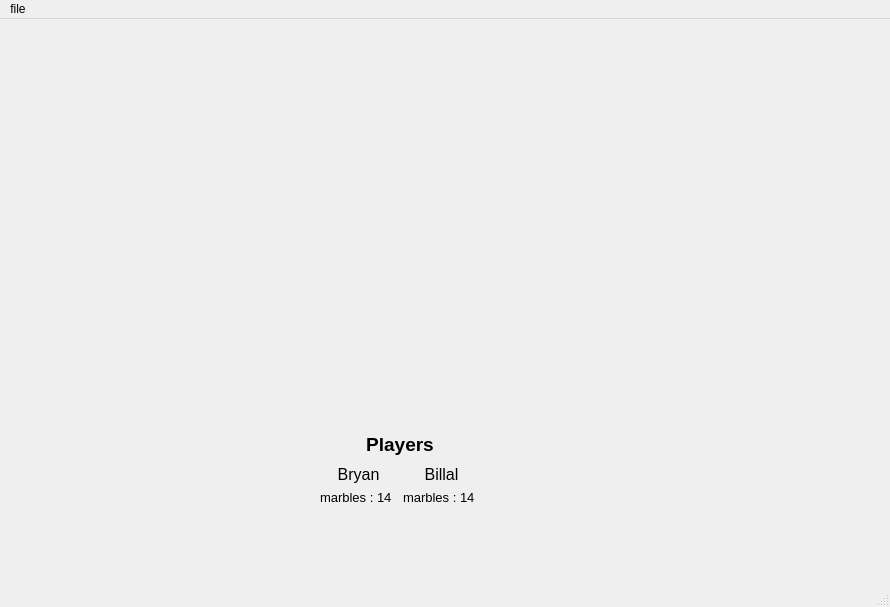
Before: the Qt Designer form Abalone/src/gui/mainwindow.ui in Bryan-Gregoire/Abalone, drawn with Qt 5.
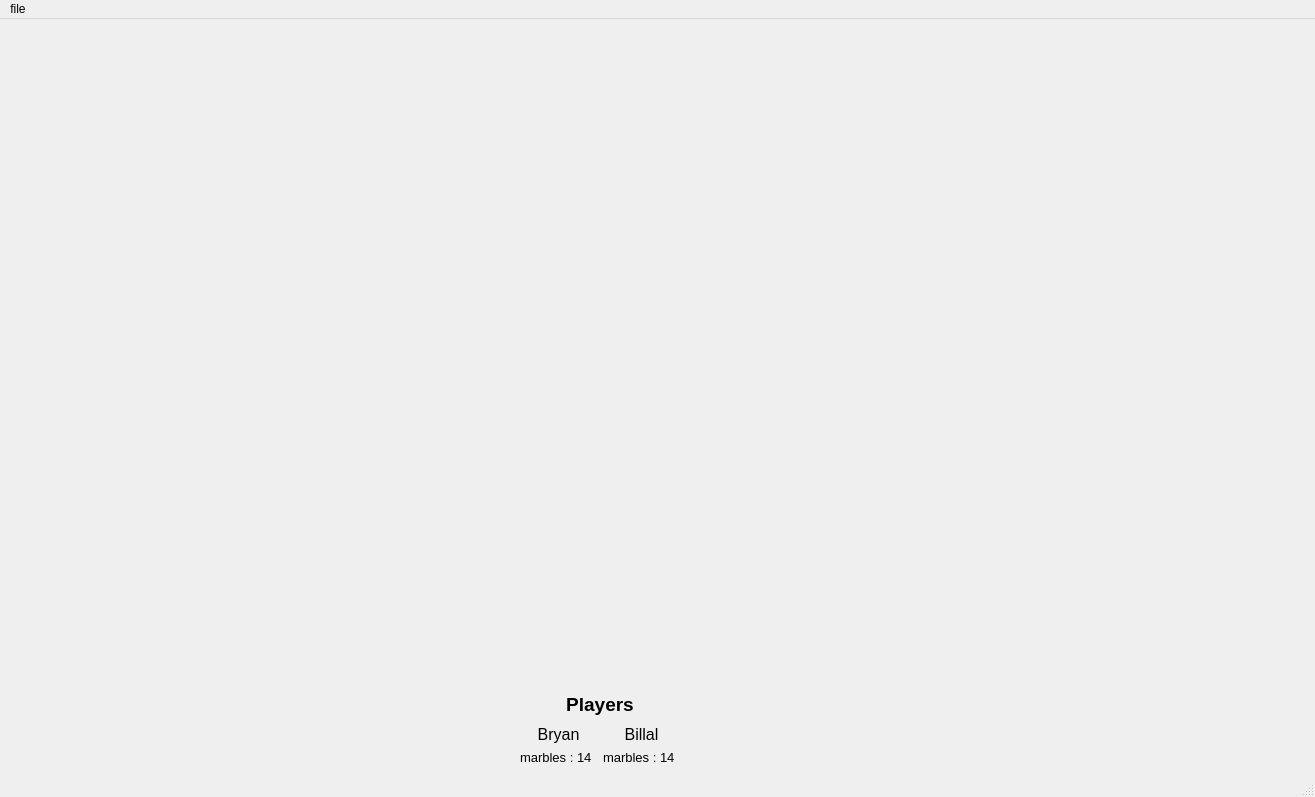
After: the same form once the commit is applied.

The edit to the form file:
```diff
--- a/Abalone/src/gui/mainwindow.ui
+++ b/Abalone/src/gui/mainwindow.ui
@@ -6,8 +6,8 @@
    <rect>
     <x>0</x>
     <y>0</y>
-    <width>890</width>
-    <height>607</height>
+    <width>1315</width>
+    <height>797</height>
    </rect>
   </property>
   <property name="windowTitle">
@@ -17,8 +17,8 @@
    <widget class="QWidget" name="verticalLayoutWidget_3">
     <property name="geometry">
      <rect>
-      <x>320</x>
-      <y>410</y>
+      <x>520</x>
+      <y>670</y>
       <width>160</width>
       <height>76</height>
      </rect>
@@ -129,13 +129,28 @@
      </item>
     </layout>
    </widget>
+   <widget class="QWidget" name="verticalLayoutWidget">
+    <property name="geometry">
+     <rect>
+      <x>39</x>
+      <y>9</y>
+      <width>1201</width>
+      <height>651</height>
+     </rect>
+    </property>
+    <layout class="QVBoxLayout" name="verticalLayout_4">
+     <property name="spacing">
+      <number>0</number>
+     </property>
+    </layout>
+   </widget>
   </widget>
   <widget class="QMenuBar" name="menubar">
    <property name="geometry">
     <rect>
      <x>0</x>
      <y>0</y>
-     <width>890</width>
+     <width>1315</width>
      <height>21</height>
     </rect>
    </property>
```
